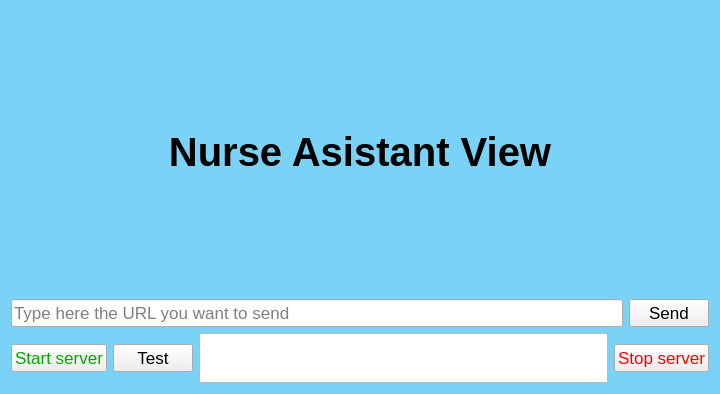
Before: the Qt Designer form client-server-widgets/serverPart/mainwindow.ui in serhiidemianov/qt-client-server-master, drawn with Qt 5.
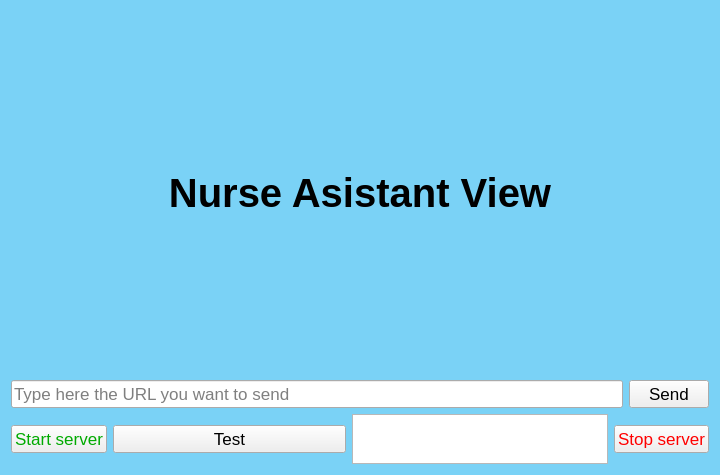
After: the same form once the commit is applied.

The edit to the form file:
```diff
--- a/client-server-widgets/serverPart/mainwindow.ui
+++ b/client-server-widgets/serverPart/mainwindow.ui
@@ -7,7 +7,7 @@
     <x>0</x>
     <y>0</y>
     <width>720</width>
-    <height>394</height>
+    <height>475</height>
    </rect>
   </property>
   <property name="windowTitle">
@@ -28,9 +28,15 @@
 }</string>
   </property>
   <widget class="QWidget" name="centralWidget">
-   <layout class="QGridLayout" name="gridLayout" rowstretch="1,90,1,1" rowminimumheight="0,0,0,0">
+   <layout class="QGridLayout" name="gridLayout" rowstretch="0,90,0,0">
     <item row="0" column="0">
      <widget class="QLabel" name="labelTitle">
+      <property name="maximumSize">
+       <size>
+        <width>16777215</width>
+        <height>16777215</height>
+       </size>
+      </property>
       <property name="font">
        <font>
         <pointsize>30</pointsize>
@@ -82,7 +88,7 @@
      </layout>
     </item>
     <item row="3" column="0">
-     <layout class="QHBoxLayout" name="horizontalLayout_2">
+     <layout class="QHBoxLayout" name="horizontalLayout_2" stretch="0,90,0,0">
       <item>
        <widget class="QPushButton" name="pushButton_startServer">
         <property name="minimumSize">
```
Left out of the diff: 5 changed lines with no effect on the pictures.
